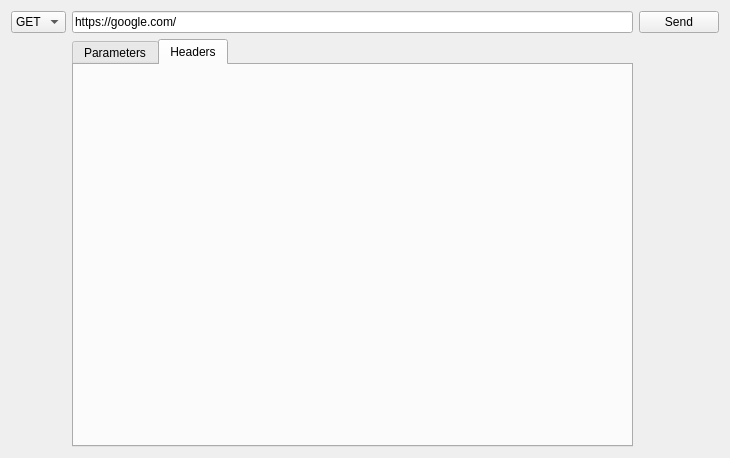
The window that src/app/tabs/http_tab.ui (malgreen/per) describes before a commit, drawn with Qt 5.
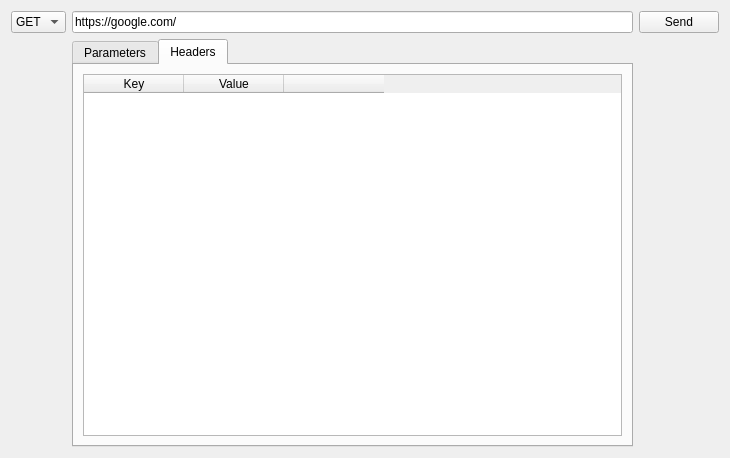
The same window after the commit. The open tabs and pages were chosen to show the change.

```diff
--- a/src/app/tabs/http_tab.ui
+++ b/src/app/tabs/http_tab.ui
@@ -103,7 +103,72 @@
       <attribute name="title">
        <string>Headers</string>
       </attribute>
-      <layout class="QVBoxLayout" name="verticalLayout_2"/>
+      <layout class="QVBoxLayout" name="verticalLayout_2">
+       <item>
+        <widget class="QTableWidget" name="headersTable">
+         <property name="horizontalScrollBarPolicy">
+          <enum>Qt::ScrollBarPolicy::ScrollBarAsNeeded</enum>
+         </property>
+         <property name="sizeAdjustPolicy">
+          <enum>QAbstractScrollArea::SizeAdjustPolicy::AdjustToContents</enum>
+         </property>
+         <property name="dragEnabled">
+          <bool>false</bool>
+         </property>
+         <property name="dragDropMode">
+          <enum>QAbstractItemView::DragDropMode::NoDragDrop</enum>
+         </property>
+         <property name="showGrid">
+          <bool>true</bool>
+         </property>
+         <property name="cornerButtonEnabled">
+          <bool>false</bool>
+         </property>
+         <property name="columnCount">
+          <number>3</number>
+         </property>
+         <attribute name="horizontalHeaderVisible">
+          <bool>true</bool>
+         </attribute>
+         <attribute name="horizontalHeaderCascadingSectionResizes">
+          <bool>false</bool>
+         </attribute>
+         <attribute name="horizontalHeaderMinimumSectionSize">
+          <number>5</number>
+         </attribute>
+         <attribute name="horizontalHeaderDefaultSectionSize">
+          <number>100</number>
+         </attribute>
+         <attribute name="horizontalHeaderHighlightSections">
+          <bool>false</bool>
+         </attribute>
+         <attribute name="horizontalHeaderShowSortIndicator" stdset="0">
+          <bool>false</bool>
+         </attribute>
+         <attribute name="horizontalHeaderStretchLastSection">
+          <bool>false</bool>
+         </attribute>
+         <attribute name="verticalHeaderVisible">
+          <bool>false</bool>
+         </attribute>
+         <column>
+          <property name="text">
+           <string>Key</string>
+          </property>
+         </column>
+         <column>
+          <property name="text">
+           <string>Value</string>
+          </property>
+         </column>
+         <column>
+          <property name="text">
+           <string/>
+          </property>
+         </column>
+        </widget>
+       </item>
+      </layout>
      </widget>
     </widget>
    </item>
```
